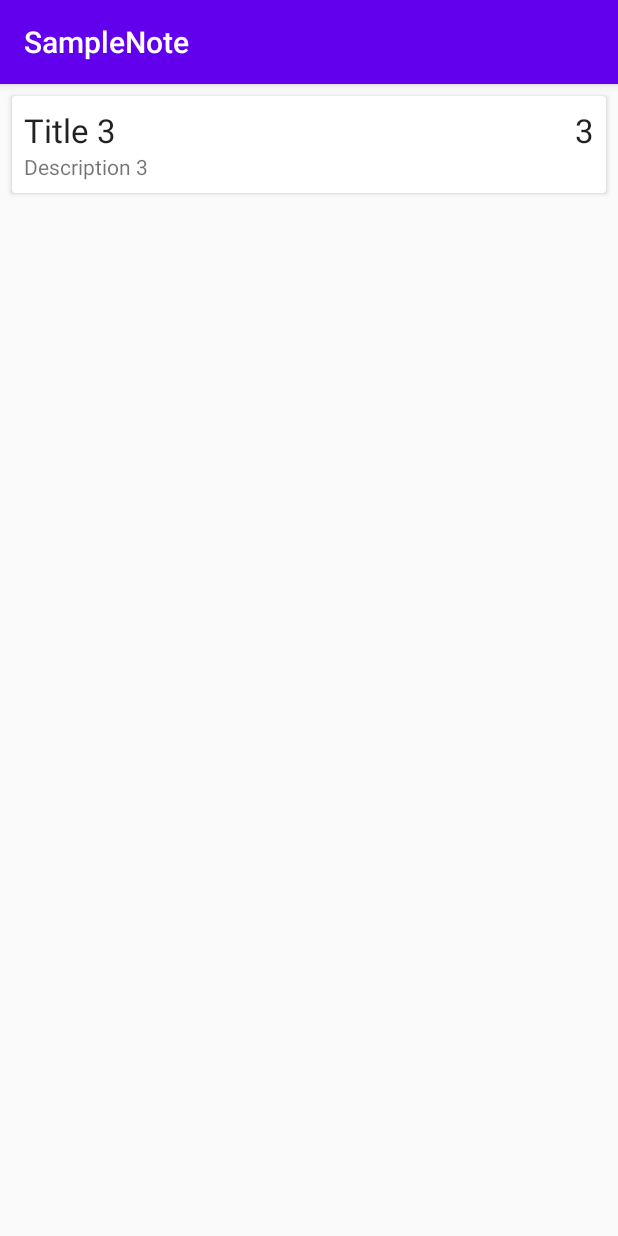
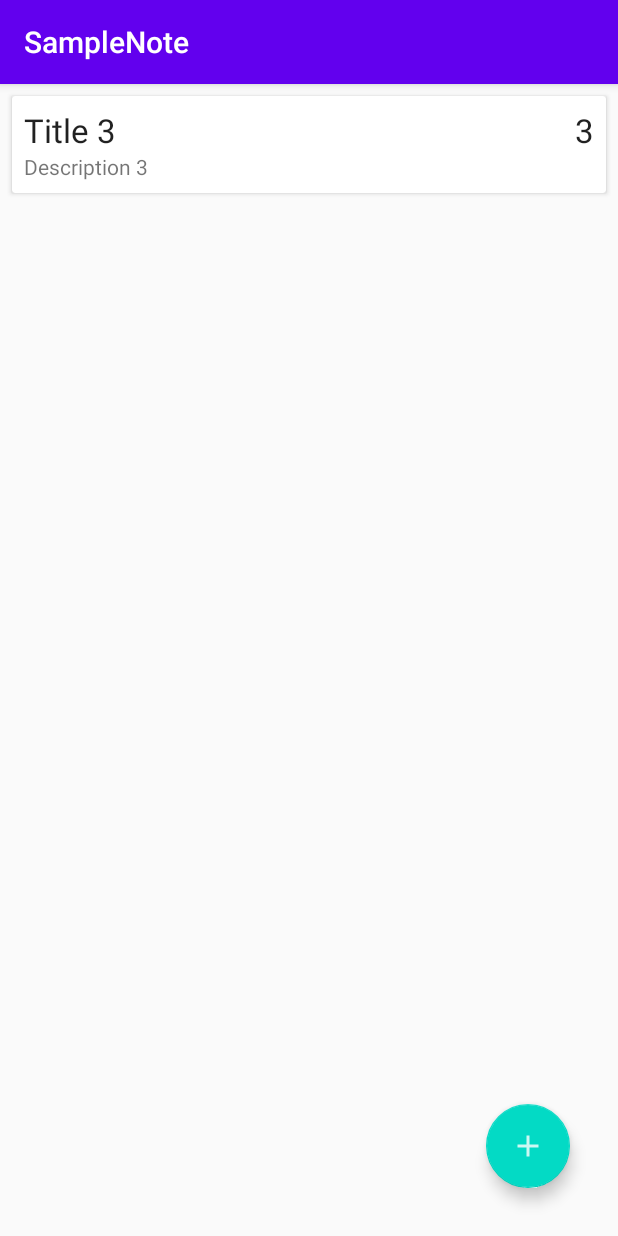
Before and after one commit to dgritsenko/SampleNote, an Android app: the screen it shows after launch (MainActivity), on a phone screen of 412 x 824 dp. Run offline under Robolectric (Android 15) with nearby library versions, the phone set to English and light mode, and no system bars; our stand-ins replace Room's generated code.

Commit message:
add NoteActivity

```diff
--- a/app/build.gradle
+++ b/app/build.gradle
@@ -25,6 +25,9 @@ android {
 dependencies {
     implementation 'androidx.cardview:cardview:1.0.0'
     implementation 'androidx.recyclerview:recyclerview:1.1.0'
+    implementation 'com.google.android.material:material:1.1.0'
+    implementation 'androidx.legacy:legacy-support-v4:1.0.0'
+    implementation 'androidx.lifecycle:lifecycle-extensions:2.2.0'
     def lifecycle_version = "2.2.0"
     def room_version = "2.2.5"
 
--- a/app/src/main/AndroidManifest.xml
+++ b/app/src/main/AndroidManifest.xml
@@ -9,7 +9,10 @@
         android:roundIcon="@mipmap/ic_launcher_round"
         android:supportsRtl="true"
         android:theme="@style/AppTheme">
-        <activity android:name=".MainActivity">
+        <activity android:name=".AddNoteActivity"
+            android:parentActivityName=".MainActivity"></activity>
+        <activity android:name=".MainActivity"
+            android:launchMode="singleTop">
             <intent-filter>
                 <action android:name="android.intent.action.MAIN" />
 
--- /dev/null
+++ b/app/src/main/res/drawable/ic_add.xml
@@ -0,0 +1,11 @@
+<vector xmlns:android="http://schemas.android.com/apk/res/android"
+    android:width="24dp"
+    android:height="24dp"
+    android:viewportWidth="24"
+    android:viewportHeight="24"
+    android:tint="#FFFFFF"
+    android:alpha="0.8">
+    <path
+        android:fillColor="#FF000000"
+        android:pathData="M19,13h-6v6h-2v-6H5v-2h6V5h2v6h6v2z"/>
+</vector>
--- /dev/null
+++ b/app/src/main/res/drawable/ic_close.xml
@@ -0,0 +1,5 @@
+<vector android:height="24dp" android:tint="#FFFFFF"
+    android:viewportHeight="24" android:viewportWidth="24"
+    android:width="24dp" xmlns:android="http://schemas.android.com/apk/res/android">
+    <path android:fillColor="@android:color/white" android:pathData="M19,6.41L17.59,5 12,10.59 6.41,5 5,6.41 10.59,12 5,17.59 6.41,19 12,13.41 17.59,19 19,17.59 13.41,12z"/>
+</vector>
--- /dev/null
+++ b/app/src/main/res/drawable/ic_save.xml
@@ -0,0 +1,5 @@
+<vector android:height="24dp" android:tint="#FFFFFF"
+    android:viewportHeight="24" android:viewportWidth="24"
+    android:width="24dp" xmlns:android="http://schemas.android.com/apk/res/android">
+    <path android:fillColor="@android:color/white" android:pathData="M17,3L5,3c-1.11,0 -2,0.9 -2,2v14c0,1.1 0.89,2 2,2h14c1.1,0 2,-0.9 2,-2L21,7l-4,-4zM12,19c-1.66,0 -3,-1.34 -3,-3s1.34,-3 3,-3 3,1.34 3,3 -1.34,3 -3,3zM15,9L5,9L5,5h10v4z"/>
+</vector>
--- a/app/src/main/res/layout/activity_main.xml
+++ b/app/src/main/res/layout/activity_main.xml
@@ -10,6 +10,20 @@
         android:id="@+id/recycler_view"
         android:layout_width="match_parent"
         android:layout_height="match_parent"
-        tools:listitem="@layout/note_list"/>
+        tools:listitem="@layout/note_list">
+
+    </androidx.recyclerview.widget.RecyclerView>
+
+    <com.google.android.material.floatingactionbutton.FloatingActionButton
+        android:id="@+id/button_add_note"
+        android:layout_width="wrap_content"
+        android:layout_height="wrap_content"
+        android:src="@drawable/ic_add"
+        android:clickable="true"
+        app:layout_constraintBottom_toBottomOf="parent"
+        app:layout_constraintEnd_toEndOf="parent"
+        android:layout_margin="32dp"/>
+
+
 
 </androidx.constraintlayout.widget.ConstraintLayout>
--- a/app/src/main/res/layout/note_list.xml
+++ b/app/src/main/res/layout/note_list.xml
@@ -1,5 +1,7 @@
 <?xml version="1.0" encoding="utf-8"?>
-<androidx.cardview.widget.CardView xmlns:android="http://schemas.android.com/apk/res/android"
+<androidx.cardview.widget.CardView
+    xmlns:android="http://schemas.android.com/apk/res/android"
+    xmlns:tools="http://schemas.android.com/tools"
     android:layout_width="match_parent"
     android:layout_height="wrap_content"
     android:layout_marginTop="8dp"
@@ -16,7 +18,7 @@
             android:layout_width="wrap_content"
             android:layout_height="wrap_content"
             android:layout_alignParentEnd="true"
-            android:text="1"
+            tools:text="1"
             android:textAppearance="@style/TextAppearance.AppCompat.Large"/>
 
         <TextView
```
Also changed, not shown: app/src/main/java/com/dgricko/samplenote/AddNoteActivity.java (added, +81 -0 lines), app/src/main/java/com/dgricko/samplenote/MainActivity.java (+34 -0 lines), app/src/main/res/layout/activity_add_note.xml (added, +51 -0 lines), app/src/main/res/menu/add_note_menu.xml (added, +9 -0 lines).
